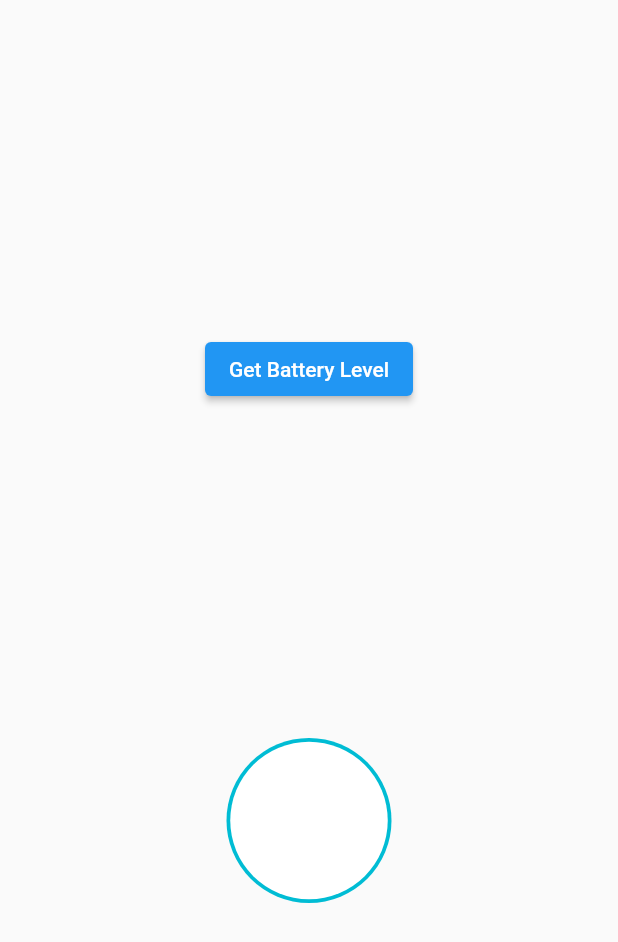
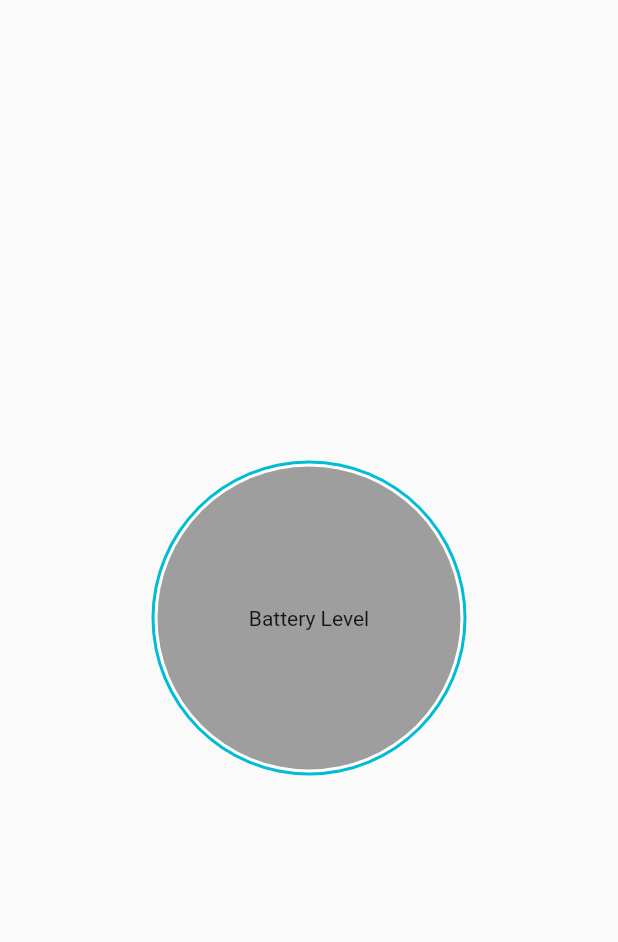
Before and after one commit to Ucut111/vipusk_project, a Flutter app: the screen it shows after launch, after a tap on the "settings" icon, on a phone screen of 412 x 824 dp. Shown: the top 942 px of the screen. Run offline on Flutter 3.47's test engine with Material 2 defaults, Android fonts, the phone set to English and light mode, and no system bars; our stand-ins replace connectivity; network calls fail.

Commit message:
settingScreen

```diff
--- a/lib/screen/SettingScreen.dart
+++ b/lib/screen/SettingScreen.dart
@@ -6,108 +6,56 @@ class Battary extends StatefulWidget {
   _BattaryState createState() => _BattaryState();
 }
 
-AnimationController _controller;
-Animation<double> _slideAnimation;
-Tween<double> tween = Tween(begin: 212.0, end: 0.0);
-bool selected = false;
-double anim;
-
-class _BattaryState extends State<Battary> with SingleTickerProviderStateMixin {
-  void initState() {
-    super.initState();
-    _controller = AnimationController(
-      vsync: this,
-      duration: Duration(milliseconds: 1000),
-    );
-
-    _slideAnimation = tween.animate(
-      CurvedAnimation(
-        parent: _controller,
-        curve: Interval(0.5, 1.0, curve: Curves.fastOutSlowIn),
-      ),
-    );
-  }
-
+class _BattaryState extends State<Battary> {
   static const platform = const MethodChannel('samples.flutter.dev/battery');
   String _batteryLevel = 'Battery Level';
 
   Future<void> _getBatteryLevel() async {
     String batteryLevel;
-    double batteryLevelAnim;
     try {
       final int result = await platform.invokeMethod('getBatteryLevel');
       batteryLevel = '$result %';
-      batteryLevelAnim = (result).toDouble();
     } on PlatformException catch (e) {
       batteryLevel = "Failed to get battery level: '${e.message}'.";
     }
     setState(() {
       _batteryLevel = batteryLevel;
-      anim = batteryLevelAnim;
     });
-  }
-
-  Future<void> _onTap() async {
-    await _getBatteryLevel();
-    _controller.forward();
-    selected = !selected;
   }
 
   @override
   Widget build(BuildContext context) {
     return Material(
       child: Center(
-        child: Column(
-          mainAxisAlignment: MainAxisAlignment.spaceEvenly,
-          children: [
-            ElevatedButton(
-              child: Text('Get Battery Level'),
-              onPressed: () => _onTap(),
-            ),
-            Container(
-              width: 110,
-              height: 110,
+        child: GestureDetector(
+          onTap: () => _getBatteryLevel(),
+          child: Container(
+            width: 210,
+            height: 210,
             decoration: BoxDecoration(
               shape: BoxShape.circle,
               color: Colors.cyan,
             ),
             child: Center(
               child: Container(
-                  padding: EdgeInsets.all(1),
-                  width: 105,
-                  height: 105,
+                margin: EdgeInsets.all(2),
+                padding: EdgeInsets.all(2),
+                decoration:
+                    BoxDecoration(shape: BoxShape.circle, color: Colors.white),
+                child: Stack(
+                  children: [
+                    Center(
+                      child: Container(
                         decoration: BoxDecoration(
-                      shape: BoxShape.circle, color: Colors.white),
-                  // child: AnimatedBuilder(
-                  //   animation: _slideAnimation,
-                  //   builder: (context, child) => Center(
-                  //       child: Container(
-                  //     // margin: EdgeInsets.only(
-                  //     //   top: _slideAnimation.value,
-                  //     // ),
-                  //     decoration: BoxDecoration(color: Colors.grey),
-                  //   )),
-                  //   child: Center(
-                  //     child: Text(_batteryLevel),
-                  //   ),
-                  // ),
-
-                  // child: Center(
-                  //   child: AnimatedContainer(
-                  //     height: selected ? anim : 0,
-                  //     width: selected ? 100 : 0,
-                  //     color: selected ? Colors.red : Colors.blue,
-                  //     alignment: selected
-                  //         ? Alignment.topRight
-                  //         : AlignmentDirectional.topCenter,
-                  //     duration: const Duration(seconds: 2),
-                  //     curve: Curves.fastOutSlowIn,
-                  //   ),
-                  // ),
+                            shape: BoxShape.circle, color: Colors.grey),
+                      ),
+                    ),
+                    Center(child: Text(_batteryLevel)),
+                  ],
                 ),
               ),
             ),
-          ],
+          ),
         ),
       ),
     );
```
Lines whose indentation alone changed are shown as unchanged.
